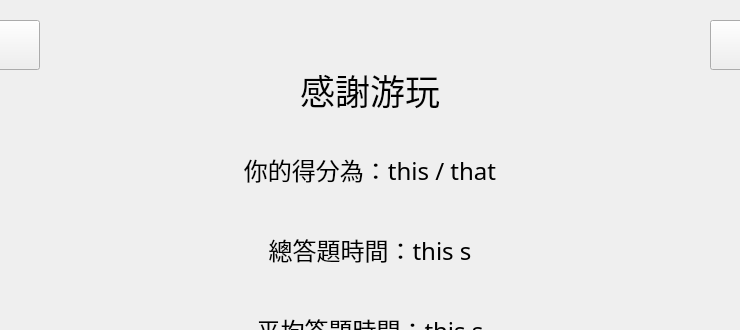
This is OutroWidget.ui in hwc20896/ChineseProj as Qt 5 draws it before an edit; both pictures show x 130 to 870 and y 0 to 330 of the 1000 by 700 pixel window. The edited form follows.
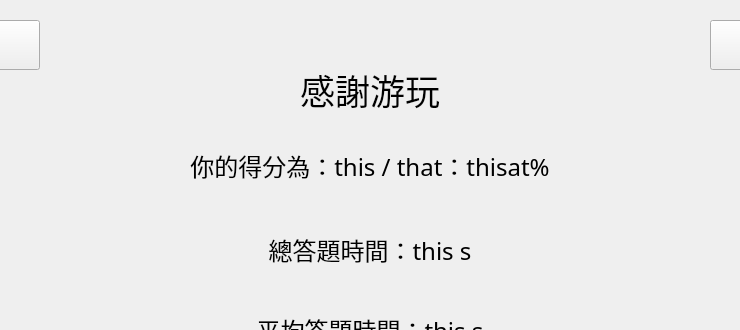
This is the edited form.

Commit message: Added correct percentage

Diff of the .ui file:
```diff
--- a/OutroWidget.ui
+++ b/OutroWidget.ui
@@ -65,7 +65,7 @@
      <x>210</x>
      <y>140</y>
      <width>580</width>
-     <height>60</height>
+     <height>51</height>
     </rect>
    </property>
    <property name="font">
@@ -75,7 +75,7 @@
     </font>
    </property>
    <property name="text">
-    <string>你的得分為：this / that</string>
+    <string>你的得分為：this / that：thisat%</string>
    </property>
    <property name="textFormat">
     <enum>Qt::TextFormat::MarkdownText</enum>
```
The commit also changes 2 other files.
